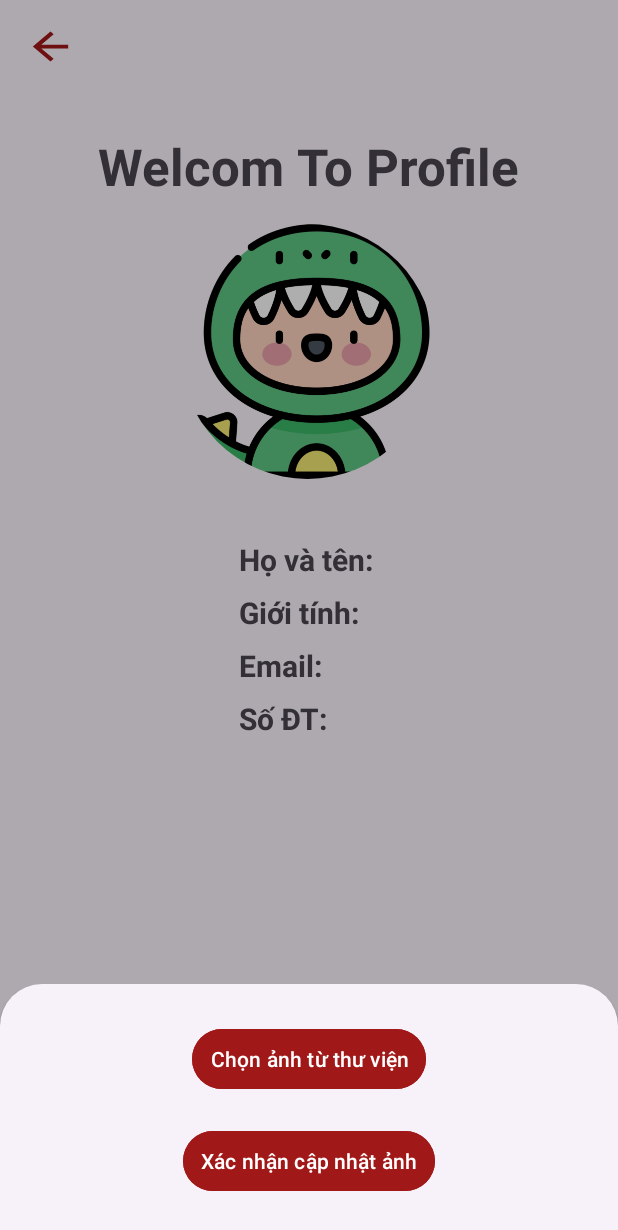
After one commit to quinni1501/Logo, an Android app: the fragment BottomSheetDialog placed in its activity, on a phone screen of 412 x 824 dp. The commit adds this screen. Shown: the top 1230 px of the screen. Run offline under Robolectric (Android 15) with nearby library versions, the phone set to English and light mode, and no system bars; our stand-ins replace CircleImageView.

Commit message:
BottomSheet và upload image từ thư viện

```diff
--- a/app/build.gradle.kts
+++ b/app/build.gradle.kts
@@ -53,4 +53,6 @@ dependencies {
     implementation ("com.squareup.retrofit2:retrofit:(insert latest version)")
     implementation ("com.squareup.retrofit2:converter-gson:2.9.0")
     implementation ("com.squareup.okhttp3:logging-interceptor:3.12.0")
+    //Bottom Sheet
+    implementation ("com.google.android.material:material:1.12.0")
 }
--- a/app/src/main/java/vn/superandroid/logo/Activities/LoginActivity.java
+++ b/app/src/main/java/vn/superandroid/logo/Activities/LoginActivity.java
@@ -108,7 +108,7 @@ public class LoginActivity extends AppCompatActivity {
                         SharedPrefManager sharedPrefManager = new SharedPrefManager(LoginActivity.this);
                         sharedPrefManager.setData(mUser);
                         //Chuyển vào MainActivity
-                        Intent intent = new Intent(LoginActivity.this, ProfileActivity.class);
+                        Intent intent = new Intent(LoginActivity.this, MainActivity.class);
                         finish();
                         startActivity(intent);
                     } else {
--- /dev/null
+++ b/app/src/main/java/vn/superandroid/logo/BottomSheetDialog.java
@@ -0,0 +1,41 @@
+package vn.superandroid.logo;
+
+import android.os.Bundle;
+import android.view.LayoutInflater;
+import android.view.View;
+import android.view.ViewGroup;
+import android.widget.Button;
+import android.widget.Toast;
+
+import androidx.annotation.Nullable;
+import com.google.android.material.bottomsheet.BottomSheetDialogFragment;
+public class BottomSheetDialog extends BottomSheetDialogFragment {
+
+    @Override
+    public View onCreateView(LayoutInflater inflater, @Nullable
+    ViewGroup container, @Nullable Bundle savedInstanceState) {
+        View v = inflater.inflate(R.layout.layout_bottom_sheet,
+                container, false);
+
+        Button chooseImg = v.findViewById(R.id.choose_img_button);
+        Button uploadImg = v.findViewById(R.id.upload_img_button);
+
+        chooseImg.setOnClickListener(new View.OnClickListener() {
+            @Override
+            public void onClick(View v) {
+                dismiss();
+            }
+        });
+
+        uploadImg.setOnClickListener(new View.OnClickListener() {
+            @Override
+            public void onClick(View v) {
+                Toast.makeText(getActivity(),
+                        "Course Shared", Toast.LENGTH_SHORT).show();
+                dismiss();
+            }
+        });
+        return v;
+    }
+
+}
--- a/app/src/main/res/layout/activity_profile.xml
+++ b/app/src/main/res/layout/activity_profile.xml
@@ -5,7 +5,6 @@
     android:layout_width="match_parent"
     android:layout_height="match_parent"
     tools:context=".Activities.ProfileActivity">
-
     <TextView
         android:id="@+id/titleTxt"
         android:layout_width="wrap_content"
--- /dev/null
+++ b/app/src/main/res/layout/layout_bottom_sheet.xml
@@ -0,0 +1,28 @@
+<LinearLayout xmlns:android="http://schemas.android.com/apk/res/android"
+    android:id="@+id/bottom_sheet_layout"
+    android:layout_width="match_parent"
+    android:layout_height="wrap_content"
+    xmlns:app="http://schemas.android.com/apk/res-auto"
+    android:gravity="center_horizontal"
+    android:orientation="vertical"
+    android:padding="16dp">
+
+    <Button
+        android:layout_margin="10dp"
+        android:id="@+id/choose_img_button"
+        android:layout_width="wrap_content"
+        android:layout_height="wrap_content"
+        android:backgroundTint="#A11818"
+        android:text="Chọn ảnh từ thư viện"
+        android:textColor="@android:color/white"/>
+
+    <Button
+        android:layout_margin="10dp"
+        android:id="@+id/upload_img_button"
+        android:layout_width="wrap_content"
+        android:layout_height="wrap_content"
+        android:backgroundTint="#A11818"
+        android:text="Xác nhận cập nhật ảnh"
+        android:textColor="@android:color/white" />
+
+</LinearLayout>
```
Also changed, not shown: app/src/main/AndroidManifest.xml (+9 -0 lines), app/src/main/java/vn/superandroid/logo/Activities/ProfileActivity.java (+83 -6 lines).
